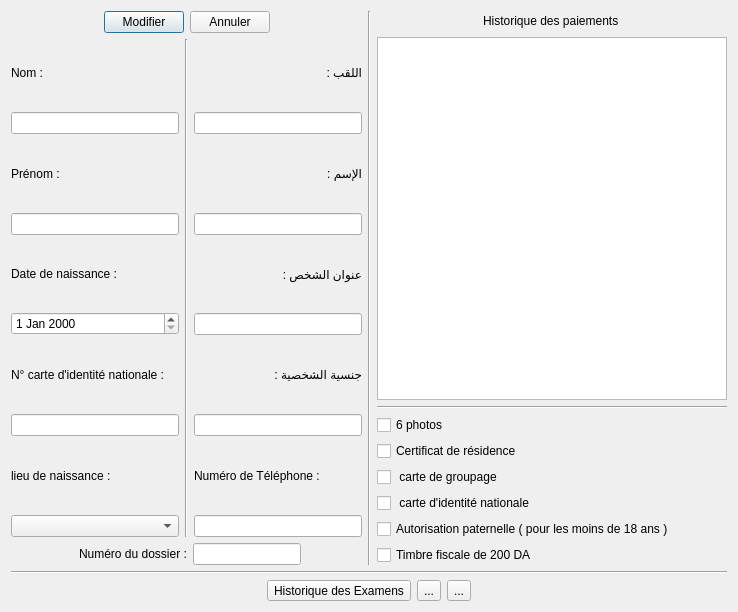
AmineHouari98/auto_Ecole, file Auto_Ecole/candidat/profilcandidat.ui: the form before one commit.
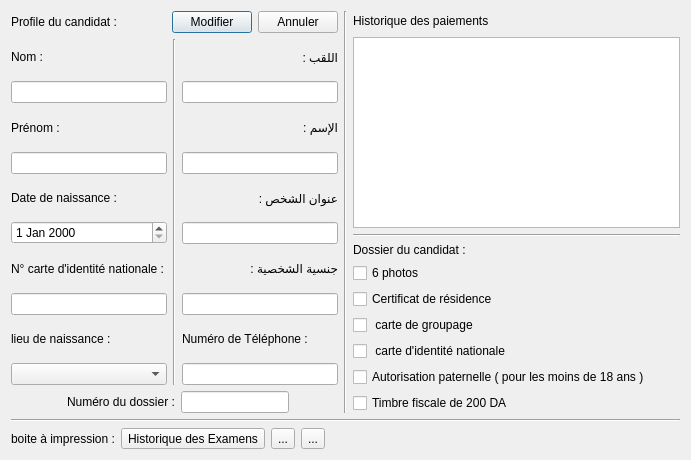
The form after the commit. Icons and pictures are not drawn.

Patch:
```diff
--- a/Auto_Ecole/candidat/profilcandidat.ui
+++ b/Auto_Ecole/candidat/profilcandidat.ui
@@ -6,8 +6,8 @@
    <rect>
     <x>0</x>
     <y>0</y>
-    <width>738</width>
-    <height>612</height>
+    <width>691</width>
+    <height>460</height>
    </rect>
   </property>
   <property name="windowTitle">
@@ -25,6 +25,13 @@
            <property name="sizeConstraint">
             <enum>QLayout::SetFixedSize</enum>
            </property>
+           <item>
+            <widget class="QLabel" name="label_3">
+             <property name="text">
+              <string>Profile du candidat :</string>
+             </property>
+            </widget>
+           </item>
            <item>
             <spacer name="horizontalSpacer_9">
              <property name="orientation">
@@ -55,22 +62,6 @@
              </property>
             </widget>
            </item>
-           <item>
-            <spacer name="horizontalSpacer_10">
-             <property name="orientation">
-              <enum>Qt::Horizontal</enum>
-             </property>
-             <property name="sizeType">
-              <enum>QSizePolicy::MinimumExpanding</enum>
-             </property>
-             <property name="sizeHint" stdset="0">
-              <size>
-               <width>25</width>
-               <height>20</height>
-              </size>
-             </property>
-            </spacer>
-           </item>
           </layout>
          </item>
          <item>
@@ -300,19 +291,6 @@
         <layout class="QVBoxLayout" name="verticalLayout_30">
          <item>
           <layout class="QHBoxLayout" name="horizontalLayout_13">
-           <item>
-            <spacer name="horizontalSpacer_13">
-             <property name="orientation">
-              <enum>Qt::Horizontal</enum>
-             </property>
-             <property name="sizeHint" stdset="0">
-              <size>
-               <width>40</width>
-               <height>20</height>
-              </size>
-             </property>
-            </spacer>
-           </item>
            <item>
             <widget class="QLabel" name="label_2">
              <property name="text">
@@ -347,6 +325,13 @@
          </item>
          <item>
           <layout class="QVBoxLayout" name="verticalLayout_31">
+           <item>
+            <widget class="QLabel" name="label_4">
+             <property name="text">
+              <string>Dossier du candidat :</string>
+             </property>
+            </widget>
+           </item>
            <item>
             <widget class="QCheckBox" name="checkBox_3">
              <property name="text">
@@ -405,17 +390,11 @@
      <item>
       <layout class="QHBoxLayout" name="horizontalLayout_14">
        <item>
-        <spacer name="horizontalSpacer_15">
-         <property name="orientation">
-          <enum>Qt::Horizontal</enum>
+        <widget class="QLabel" name="label">
+         <property name="text">
+          <string>boite à impression :</string>
          </property>
-         <property name="sizeHint" stdset="0">
-          <size>
-           <width>40</width>
-           <height>20</height>
-          </size>
-         </property>
-        </spacer>
+        </widget>
        </item>
        <item>
         <layout class="QHBoxLayout" name="horizontalLayout_15">
@@ -428,6 +407,9 @@
             <iconset resource="../ressources.qrc">
              <normaloff>:/Assets/Images/icons/exams.ico</normaloff>:/Assets/Images/icons/exams.ico</iconset>
            </property>
+           <property name="toolButtonStyle">
+            <enum>Qt::ToolButtonTextUnderIcon</enum>
+           </property>
           </widget>
          </item>
          <item>
```
Left out of the diff: 2 changed lines with no effect on the pictures.
